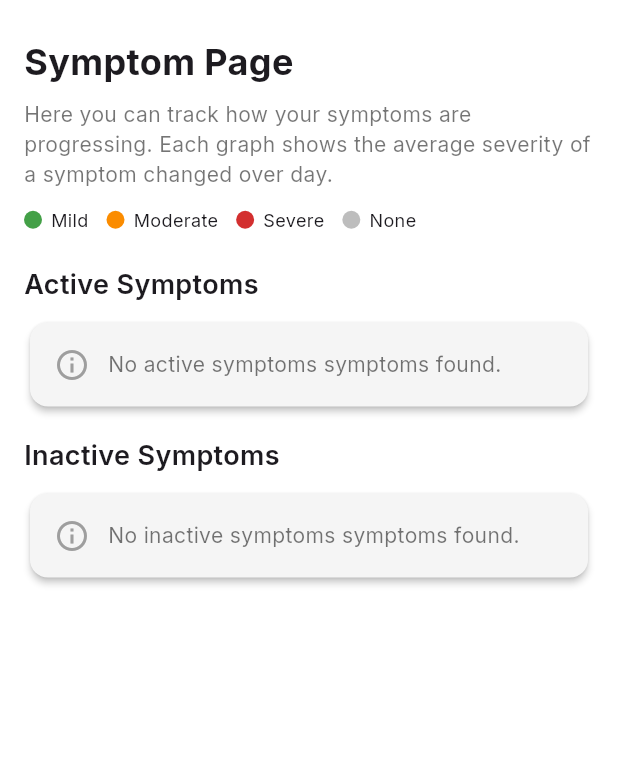
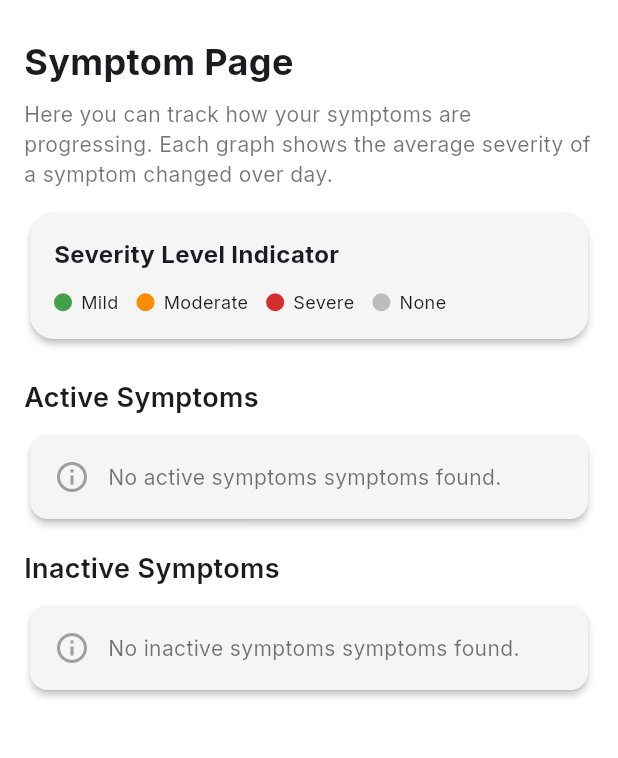
Before and after one commit to MuhdArshadd/HeartCare, a Flutter app: the SymptomPage screen opened directly, on a phone screen of 412 x 824 dp, the part 72-830 px from its top. Run offline on Flutter 3.47's test engine with Material 3 defaults, Android fonts, the phone set to English and light mode, and no system bars; our stand-ins replace file_picker, fl_chart, flutter_dotenv, flutter_local_notifications, flutter_timezone, shared_preferences and 1 more; missing offline and left inert: mailer, postgres, tflite_flutter; accounts and stored records are empty.

Commit message:
- redesign

```diff
--- a/lib/view/symptom_screen.dart
+++ b/lib/view/symptom_screen.dart
@@ -273,7 +273,26 @@ class _SymptomPageState extends State<SymptomPage> {
   Widget _buildSeverityLegend() {
     return Padding(
       padding: const EdgeInsets.symmetric(horizontal: 16.0, vertical: 12),
-      child: Wrap(
+      child: Card(
+        color: Colors.grey[100],
+        shape: RoundedRectangleBorder(
+          borderRadius: BorderRadius.circular(16),
+        ),
+        elevation: 2,
+        child: Padding(
+          padding: const EdgeInsets.all(16.0),
+          child: Column(
+            crossAxisAlignment: CrossAxisAlignment.start,
+            children: [
+              const Text(
+                'Severity Level Indicator',
+                style: TextStyle(
+                  fontSize: 16,
+                  fontWeight: FontWeight.bold,
+                ),
+              ),
+              const SizedBox(height: 12),
+              Wrap(
                 spacing: 12.0,
                 runSpacing: 8.0,
                 children: [
@@ -282,6 +301,10 @@ class _SymptomPageState extends State<SymptomPage> {
                   _legendItem(Colors.red[700]!, "Severe"),
                   _legendItem(Colors.grey[400]!, "None"),
                 ],
+              ),
+            ],
+          ),
+        ),
       ),
     );
   }
```
Also changed, not shown: lib/view/ai_treatment_recommendation_screen.dart (+21 -4 lines). Lines whose indentation alone changed are shown as unchanged.
